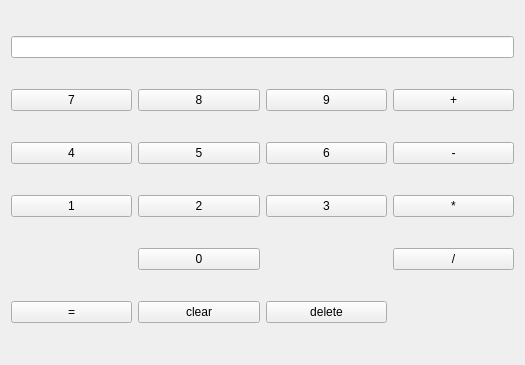
Above: calculator.ui from JonasPuchinger/Assignment_007 before the change. Below: the same form after it.
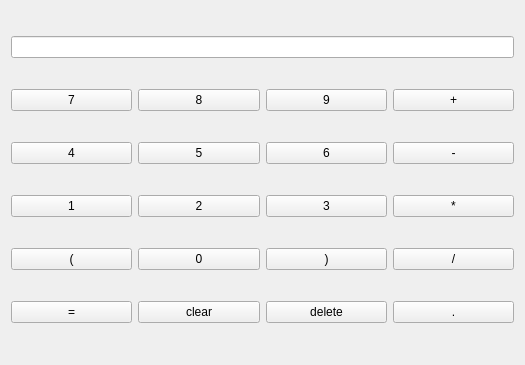
That is the form after the change.

Commit message: Adjusted calculator, started notebook for 7.4

The edit to the form file:
```diff
--- a/calculator.ui
+++ b/calculator.ui
@@ -136,6 +136,27 @@
      </property>
     </widget>
    </item>
+   <item row="4" column="0">
+    <widget class="QPushButton" name="button_parenthesis_open">
+     <property name="text">
+      <string>(</string>
+     </property>
+    </widget>
+   </item>
+   <item row="4" column="2">
+    <widget class="QPushButton" name="button_parenthesis_close">
+     <property name="text">
+      <string>)</string>
+     </property>
+    </widget>
+   </item>
+   <item row="5" column="3">
+    <widget class="QPushButton" name="button_dot">
+     <property name="text">
+      <string>.</string>
+     </property>
+    </widget>
+   </item>
   </layout>
  </widget>
  <resources/>
```
The commit also changes 10 other files.
